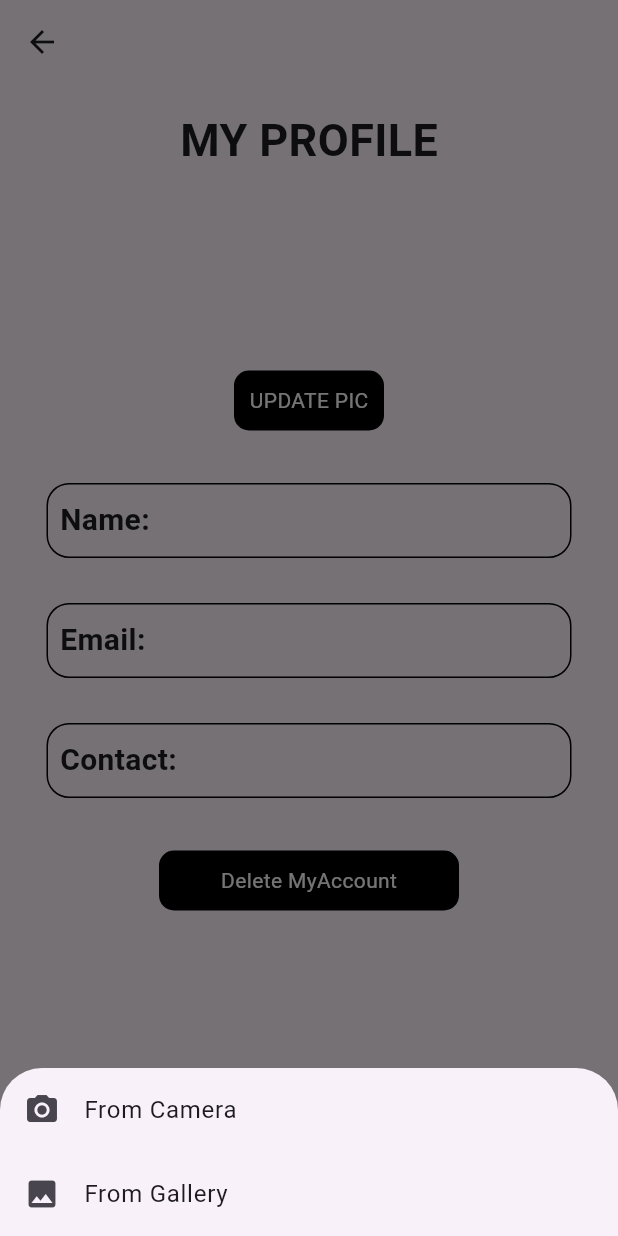
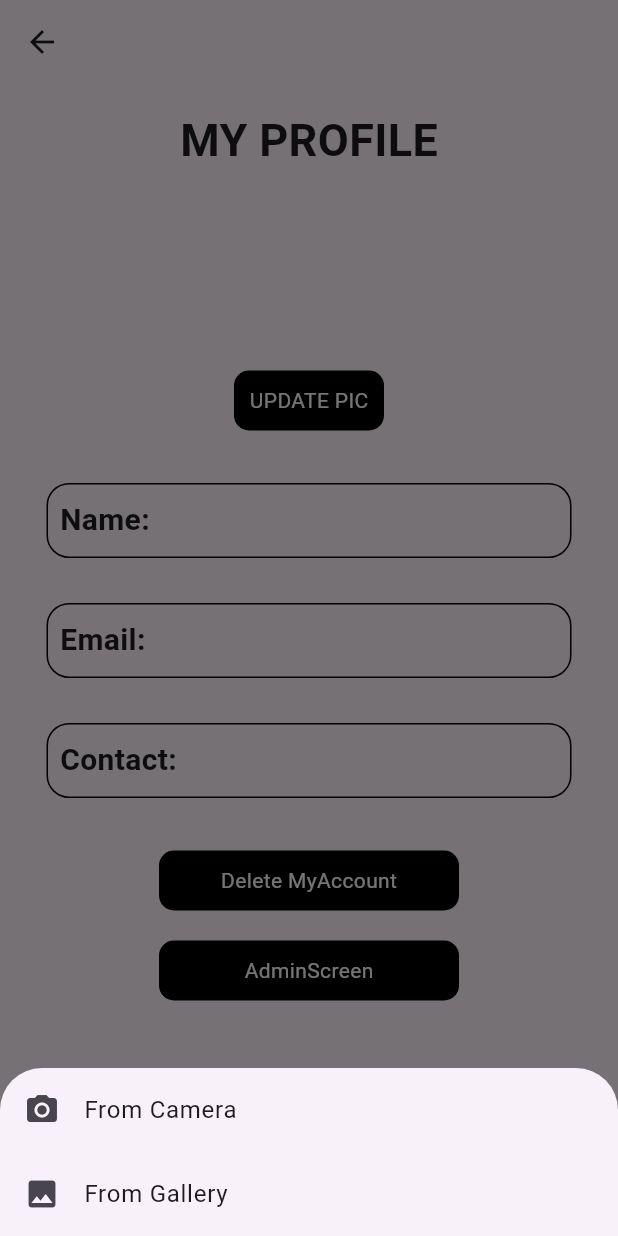
Before and after one commit to sadiqawan/Ecommrece_Application, a Flutter app: the ProfileScreen screen opened directly, after a tap on "UPDATE PIC", on a phone screen of 412 x 824 dp. Run offline on Flutter 3.47's test engine with Material 3 defaults, Android fonts, the phone set to English and light mode, and no system bars; our stand-ins replace carousel_slider, cloud_firestore, curved_navigation_bar, firebase_auth, firebase_core, firebase_storage and 5 more; accounts and stored records are empty; network calls fail.

Commit message:
AdminScreen

```diff
--- /dev/null
+++ b/lib/controls/providers/admin_provider.dart
@@ -0,0 +1,5 @@
+import 'package:flutter/cupertino.dart';
+
+class AdminProvider extends ChangeNotifier{
+
+}
--- a/lib/main.dart
+++ b/lib/main.dart
@@ -1,3 +1,4 @@
+import 'package:ecommrece_application/controls/providers/admin_provider.dart';
 import 'package:ecommrece_application/controls/providers/customer_home_provider.dart';
 import 'package:ecommrece_application/controls/providers/favourite_provider.dart';
 import 'package:ecommrece_application/controls/providers/search_provider.dart';
@@ -39,6 +40,7 @@ class MyApp extends StatelessWidget {
         ChangeNotifierProvider(create: (_) => FavouriteProvider()),
         ChangeNotifierProvider(create: (_) => ShoppingCardProvider()),
         ChangeNotifierProvider(create: (_) => SearchProvider()),
+        ChangeNotifierProvider(create: (_) => AdminProvider()),
       ],
       child: MaterialApp(
         debugShowCheckedModeBanner: false,
--- a/lib/views/profile_screen.dart
+++ b/lib/views/profile_screen.dart
@@ -1,5 +1,6 @@
 import 'dart:io';
 import 'package:cloud_firestore/cloud_firestore.dart';
+import 'package:ecommrece_application/views/admin_screen.dart';
 import 'package:firebase_auth/firebase_auth.dart';
 import 'package:firebase_storage/firebase_storage.dart';
 import 'package:flutter/cupertino.dart';
@@ -194,6 +195,30 @@ class _ProfileScreenState extends State<ProfileScreen> {
               ),
             ),
             const SizedBox(height: 20),
+            InkWell(
+              onTap: () async {
+
+
+                Navigator.of(context)
+                    .push(MaterialPageRoute(builder: (context) {
+                  return const AdminScreen();
+                }));
+              },
+              child: Container(
+                height: 40,
+                width: 200,
+                decoration: BoxDecoration(
+                  color: Colors.black,
+                  borderRadius: BorderRadius.circular(10),
+                ),
+                child: const Center(
+                  child: Text(
+                    'AdminScreen',
+                    style: TextStyle(color: Colors.white),
+                  ),
+                ),
+              ),
+            ),
           ],
         ),
       ),
```
Also changed, not shown: lib/views/admin_screen.dart (added, +97 -0 lines).
